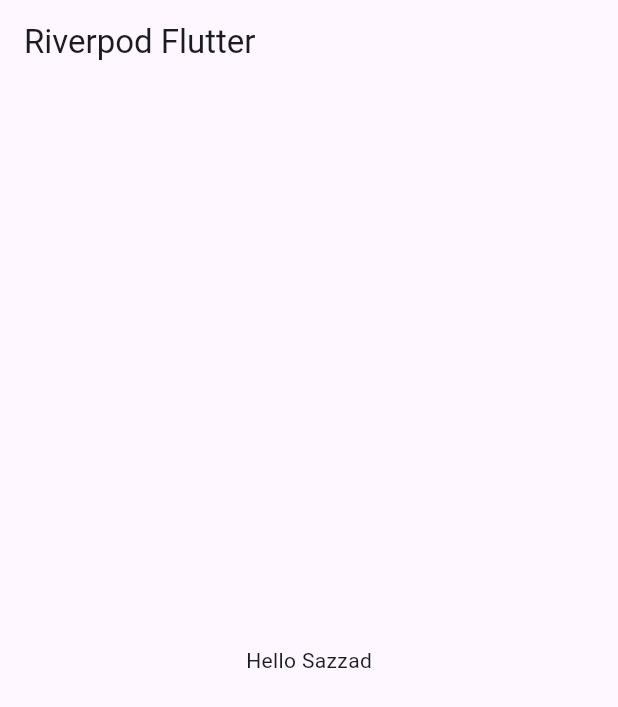
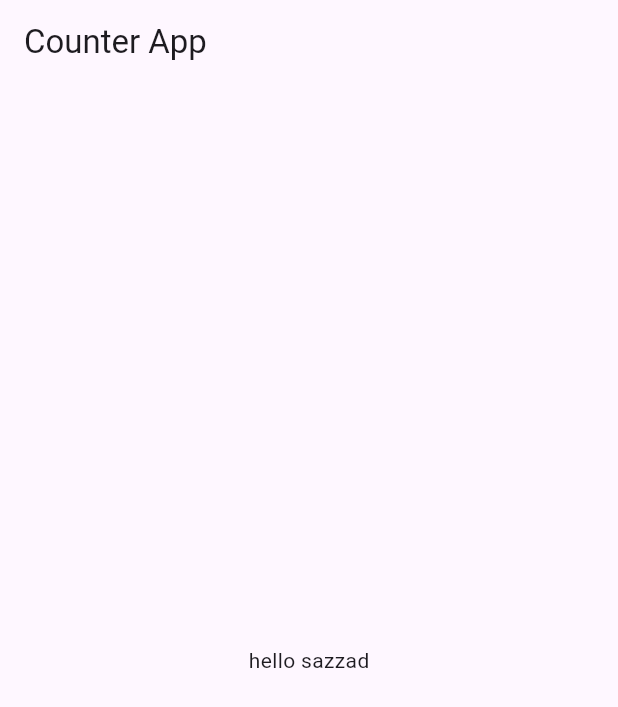
Before and after one commit to sazzad110/riverpod_learning, a Flutter app: the screen it shows after launch, on a phone screen of 412 x 824 dp. Shown: the top 707 px of the screen. Run offline on Flutter 3.47's test engine with Material 3 defaults, Android fonts, the phone set to English and light mode, and no system bars; our stand-ins replace flutter_riverpod.

Commit message:
using consumer widget

```diff
--- a/lib/main.dart
+++ b/lib/main.dart
@@ -1,33 +1,38 @@
 import 'package:flutter/material.dart';
 import 'package:flutter_riverpod/flutter_riverpod.dart';
-import 'package:riverpod_learning/home.dart';
 
-final nameProvider = Provider<String>(
-  (ref) {
-    return "Hello Sazzad";
-
-});
-
+final nameProvider = StateProvider<String>((ref) => "hello sazzad");
 void main() {
-  runApp(const ProviderScope(child: MyApp()));
-
-
+  runApp(
+    ProviderScope(
+      child: MaterialApp(
+        title: 'Counter App',
+        theme: ThemeData(
+          colorScheme: ColorScheme.fromSeed(seedColor: Colors.deepPurple),
+          useMaterial3: true,
+        ),
+        home: const MyHomePage(),
+      ),
+    ),
+  );
 }
 
 
-class MyApp extends StatelessWidget {
-  const MyApp({super.key});
 
-  // This widget is the root of your application.
+class MyHomePage extends ConsumerWidget {
+  const MyHomePage({Key? key});
+
   @override
-  Widget build(BuildContext context) {
-    return MaterialApp(
-      title: 'Flutter Demo',
-      theme: ThemeData(
-        colorScheme: ColorScheme.fromSeed(seedColor: Colors.deepPurple),
-        useMaterial3: true,
+  Widget build(BuildContext context, WidgetRef ref) {
+    return Scaffold(
+      appBar: AppBar(
+        title: const Text("Counter App"),
       ),
-      home: const MyHomePage(),
-    );
+      body: Center(child: Consumer(builder: (context, ref, child) {
+        final name = ref.watch(nameProvider);
+        return Text(name);
+      })),
+
+      );
   }
 }
```
